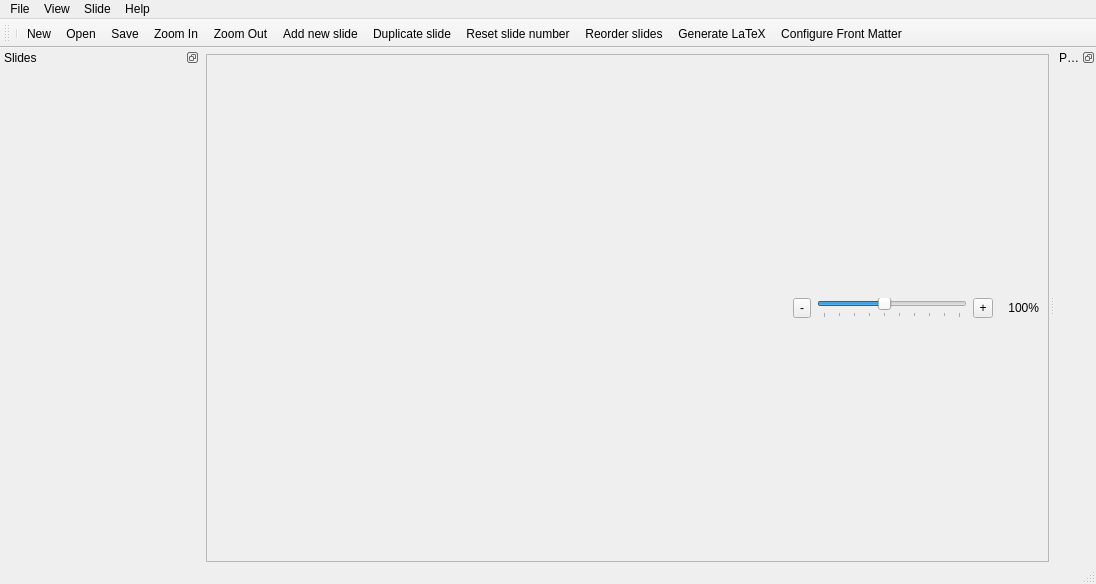
Old version of the form gui/MainWindow.ui in the repository acroper/BeamerQt.
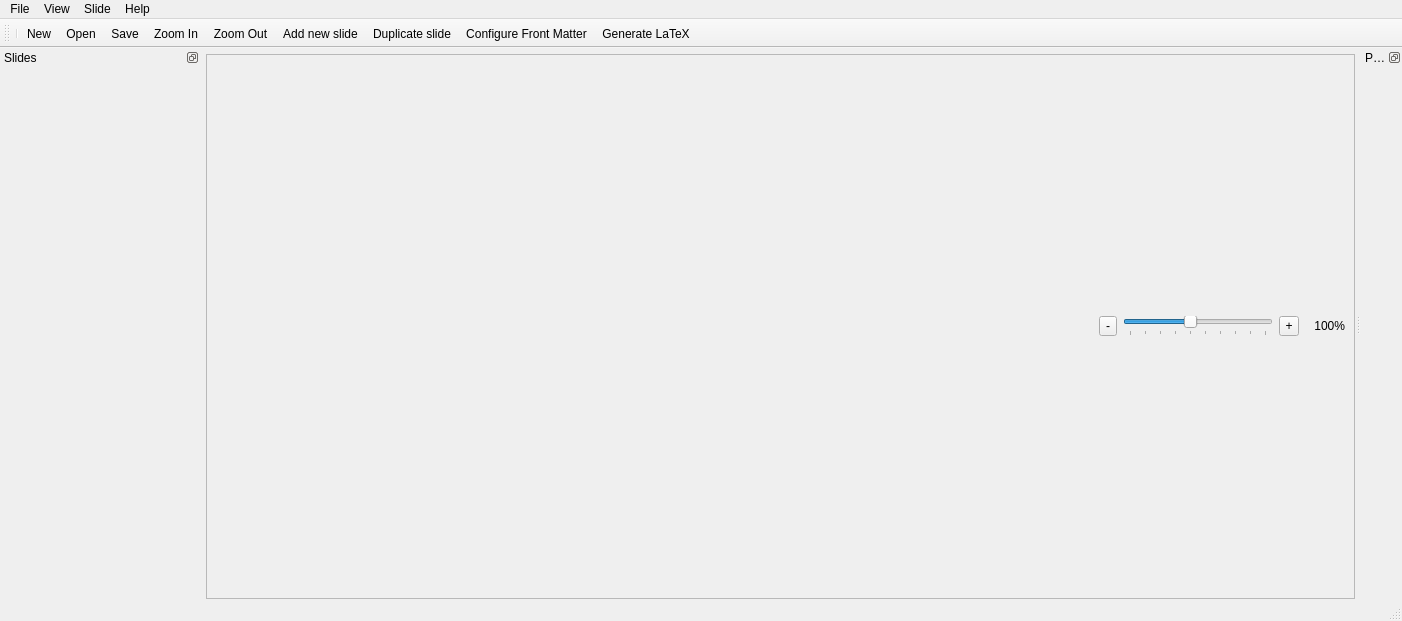
New version of the form. Icons and pictures are not drawn.

Commit message: Removed unused buttons in MainWindow

Patch:
```diff
--- a/gui/MainWindow.ui
+++ b/gui/MainWindow.ui
@@ -6,8 +6,8 @@
    <rect>
     <x>0</x>
     <y>0</y>
-    <width>1096</width>
-    <height>584</height>
+    <width>1402</width>
+    <height>621</height>
    </rect>
   </property>
   <property name="windowTitle">
@@ -171,7 +171,7 @@
     <rect>
      <x>0</x>
      <y>0</y>
-     <width>1096</width>
+     <width>1402</width>
      <height>29</height>
     </rect>
    </property>
@@ -322,10 +322,8 @@
    <addaction name="actionZoom_Out"/>
    <addaction name="actionAdd_new_slide"/>
    <addaction name="actionDuplicate_slide"/>
-   <addaction name="actionReset_slide_number"/>
-   <addaction name="actionReorder_slides"/>
-   <addaction name="actionGenerateLaTeX"/>
    <addaction name="actionFrontMatter"/>
+   <addaction name="actionGenerateLaTeX"/>
   </widget>
   <action name="actionNew_File">
    <property name="text">
```
The commit also changes 1 other file.
